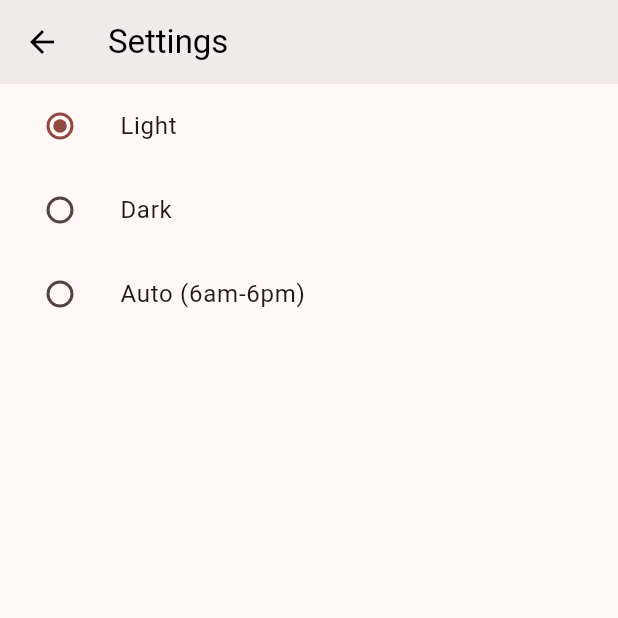
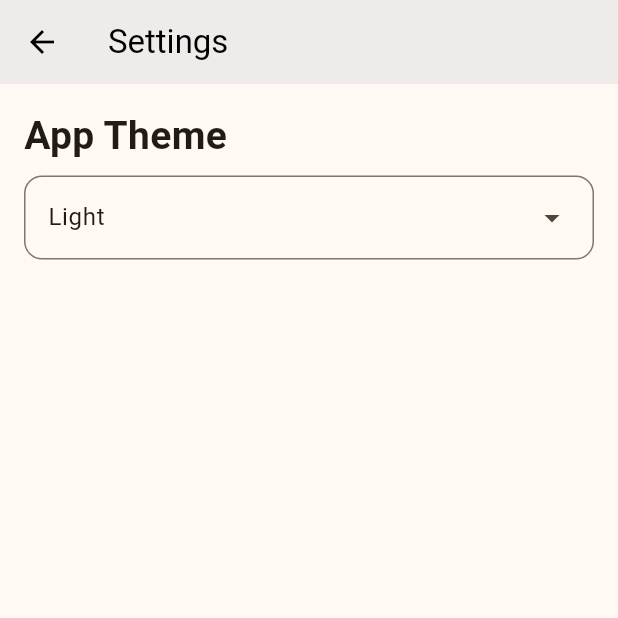
Before and after one commit to mangoyx/simply-tasks, a Flutter app: the SettingsPage screen opened directly with empty values, on a phone screen of 412 x 824 dp, the top half of it. Run offline on Flutter 3.47's test engine with Material 3 defaults, Android fonts, the phone set to English and light mode, and no system bars; our stand-ins replace shared_preferences; accounts and stored records are empty.

Commit message:
v1.0.0 release

```diff
--- a/lib/settingspage.dart
+++ b/lib/settingspage.dart
@@ -16,33 +16,44 @@ class SettingsPage extends StatelessWidget {
       appBar: AppBar(
         title: const Text('Settings'),
       ),
-      body: Column(
+     body: Padding(
+  padding: const EdgeInsets.all(16),
+  child: Column(
+    crossAxisAlignment: CrossAxisAlignment.start,
     children: [
-          ListTile(
-            title: const Text('Light'),
-            leading: Radio<ThemeMode>(
-              value: ThemeMode.light,
-              groupValue: currentMode,
-              onChanged: (value) => onModeChanged(value!),
+      const Text(
+        'App Theme',
+        style: TextStyle(fontSize: 26, fontWeight: FontWeight.bold),
+      ),
+      const SizedBox(height: 8),
+   DropdownMenu<ThemeMode>(
+  initialSelection: currentMode,
+  width: MediaQuery.of(context).size.width - 32,
+  inputDecorationTheme: InputDecorationTheme(
+    border: OutlineInputBorder(
+      borderRadius: BorderRadius.circular(12),
     ),
   ),
-          ListTile(
-            title: const Text('Dark'),
-            leading: Radio<ThemeMode>(
-              value: ThemeMode.dark,
-              groupValue: currentMode,
-              onChanged: (value) => onModeChanged(value!),
+  menuStyle: MenuStyle(
+    shape: WidgetStateProperty.all(
+      RoundedRectangleBorder(
+        borderRadius: BorderRadius.circular(12),
       ),
     ),
-          ListTile(
-            title: const Text('Auto (6am-6pm)'),
-            leading: Radio<ThemeMode>(
-              value: ThemeMode.system,
-              groupValue: currentMode,
-              onChanged: (value) => onModeChanged(value!),
   ),
+  onSelected: (ThemeMode? newMode) {
+    if (newMode != null) {
+      onModeChanged(newMode);
+    }
+  },
+  dropdownMenuEntries: const [
+    DropdownMenuEntry(value: ThemeMode.light, label: 'Light'),
+    DropdownMenuEntry(value: ThemeMode.dark, label: 'Dark'),
+    DropdownMenuEntry(value: ThemeMode.system, label: 'Dynamic'),
+  ],
 ),
     ],
+  ),
 ),
   );
   }
--- a/pubspec.yaml
+++ b/pubspec.yaml
@@ -35,6 +35,7 @@ dependencies:
   # Use with the CupertinoIcons class for iOS style icons.
   cupertino_icons: ^1.0.8
   shared_preferences: ^2.5.5
+  url_launcher: ^6.3.2
 
 dev_dependencies:
   flutter_test:
```
Also changed, not shown: lib/main.dart (+67 -3 lines), pubspec.lock, 6 other files. Lines whose indentation alone changed are shown as unchanged.
